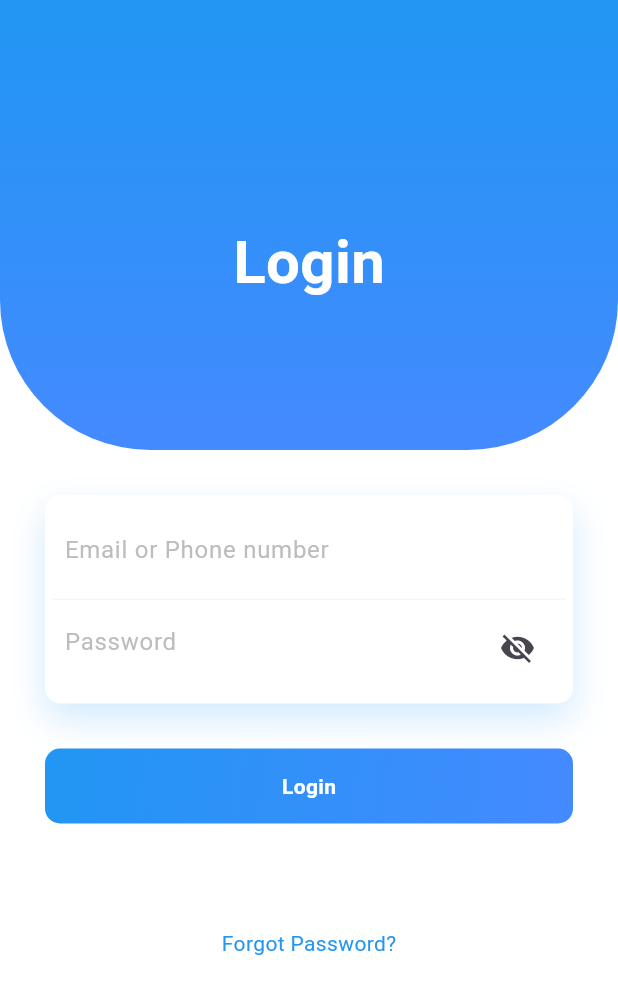
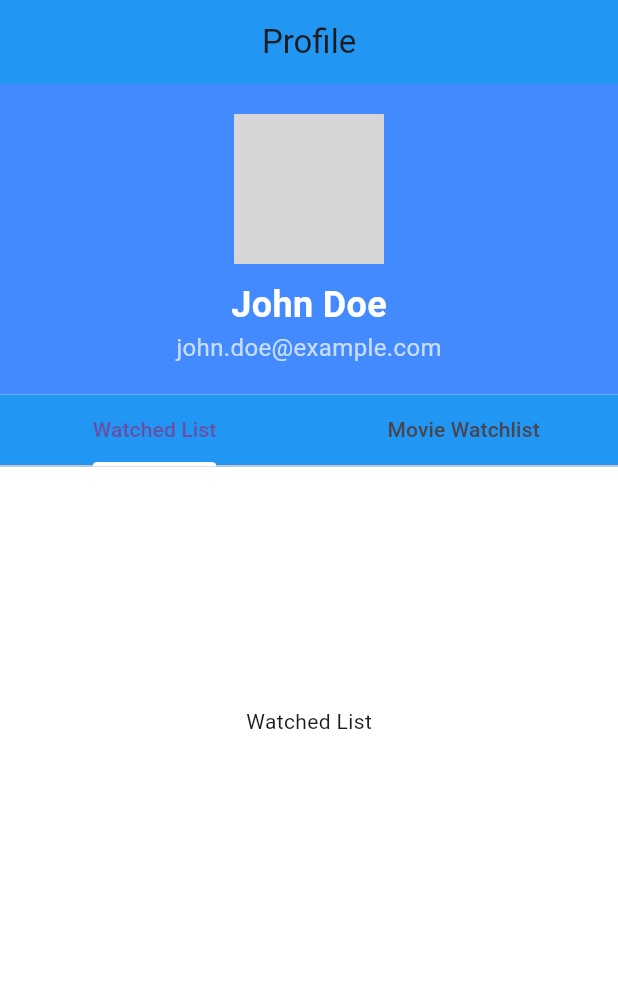
Before and after one commit to shyambista123/Movie_Watchlist_Flutter_SpringBoot, a Flutter app: the screen it shows after launch, on a phone screen of 412 x 824 dp. Shown: the top 994 px of the screen. Run offline on Flutter 3.47's test engine with Material 3 defaults, Android fonts, the phone set to English and light mode, and no system bars; network calls fail; grey boxes are pictures that could not be loaded.

Commit message:
profile page added

```diff
--- a/frontend/lib/main.dart
+++ b/frontend/lib/main.dart
@@ -1,6 +1,7 @@
 import 'package:flutter/material.dart';
 import 'package:frontend/screens/login.dart';
 import 'package:frontend/screens/movielist.dart';
+import 'package:frontend/screens/profilePage.dart';
 import 'package:frontend/screens/register.dart';
 
 void main() {
@@ -18,7 +19,7 @@ class MyApp extends StatelessWidget {
       theme: ThemeData(
         primarySwatch: Colors.blue,
       ),
-      home: LoginPage(),
+      home: ProfilePage(),
     );
   }
 }
--- /dev/null
+++ b/frontend/lib/screens/profilePage.dart
@@ -0,0 +1,76 @@
+import 'package:flutter/material.dart';
+
+class ProfilePage extends StatelessWidget {
+  @override
+  Widget build(BuildContext context) {
+    return DefaultTabController(
+      length: 2,
+      child: Scaffold(
+        backgroundColor: Colors.white,
+        appBar: AppBar(
+          title: const Text("Profile"),
+          centerTitle: true,
+          backgroundColor: Colors.blue,
+        ),
+        body: SingleChildScrollView(
+          child: Column(
+            children: [
+              Container(
+                padding: const EdgeInsets.symmetric(vertical: 20),
+                color: Colors.blueAccent,
+                child: Center(
+                  child: Column(
+                    children: [
+                      const CircleAvatar(
+                        radius: 50,
+                        backgroundImage: NetworkImage('https://via.placeholder.com/150'),
+                      ),
+                      const SizedBox(height: 10),
+                      const Text(
+                        "John Doe",
+                        style: TextStyle(
+                          color: Colors.white,
+                          fontSize: 24,
+                          fontWeight: FontWeight.bold,
+                        ),
+                      ),
+                      const Text(
+                        "john.doe@example.com",
+                        style: TextStyle(
+                          color: Colors.white70,
+                          fontSize: 16,
+                        ),
+                      ),
+                    ],
+                  ),
+                ),
+              ),
+              Container(
+                color: Colors.blue,
+                child: const TabBar(
+                  indicatorColor: Colors.white,
+                  tabs: [
+                    Tab(text: "Watched List"),
+                    Tab(text: "Movie Watchlist"),
+                  ],
+                ),
+              ),
+              Padding(
+                padding: const EdgeInsets.all(20.0),
+                child: Container(
+                  height: 300,
+                  child: const TabBarView(
+                    children: [
+                      Center(child: Text("Watched List")),
+                      Center(child: Text("Movie Watchlist")),
+                    ],
+                  ),
+                ),
+              ),
+            ],
+          ),
+        ),
+      ),
+    );
+  }
+}
```
